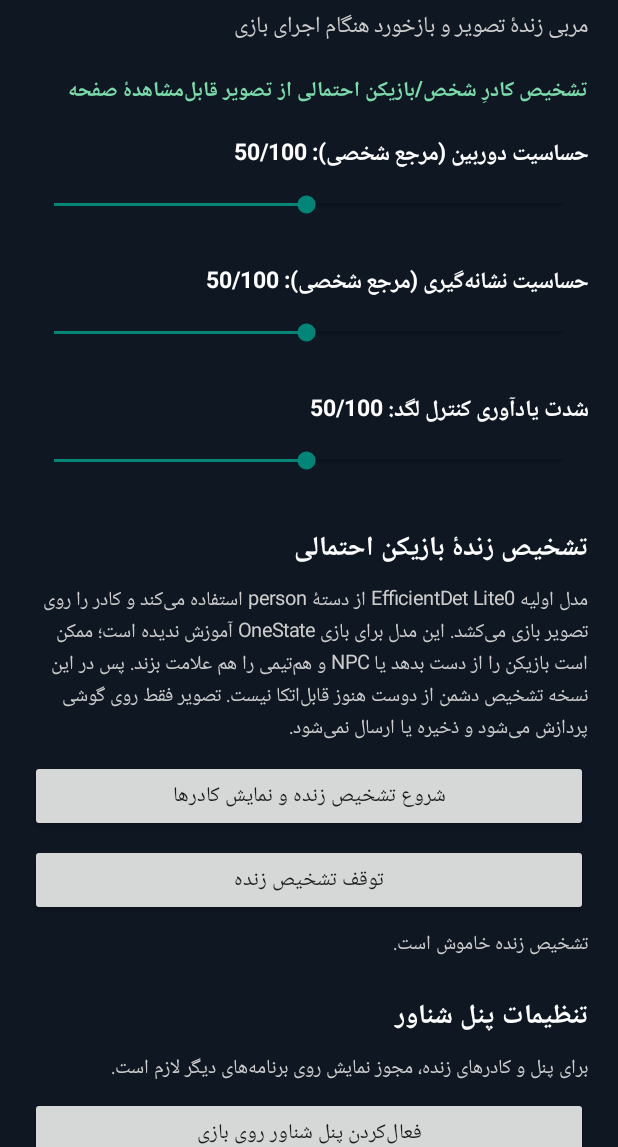
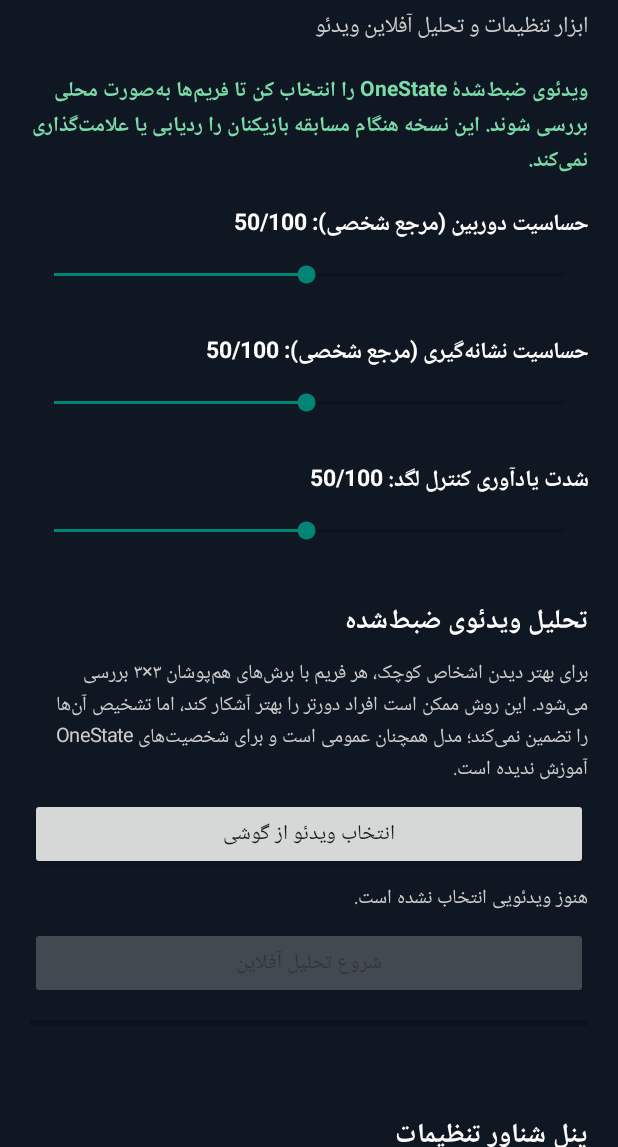
Before and after one commit to Iman-Rashidi/onestate-aim-coach, an Android app: the screen it shows after launch (MainActivity), on a phone screen of 412 x 824 dp, the part 89-1236 px from its top. Run offline under Robolectric (Android 15) with nearby library versions, the phone set to English and light mode, and no system bars.

Commit message:
Replace MainActivity with recorded-video workflow

```diff
--- a/app/src/main/java/com/iman/onestateaimcoach/MainActivity.java
+++ b/app/src/main/java/com/iman/onestateaimcoach/MainActivity.java
@@ -2,28 +2,38 @@ package com.iman.onestateaimcoach;
 
 import android.app.Activity;
 import android.content.Intent;
+import android.database.Cursor;
 import android.graphics.Color;
-import android.media.projection.MediaProjectionManager;
 import android.net.Uri;
-import android.os.Build;
 import android.os.Bundle;
+import android.provider.OpenableColumns;
 import android.provider.Settings;
 import android.view.Gravity;
+import android.view.View;
 import android.view.ViewGroup;
 import android.widget.Button;
 import android.widget.LinearLayout;
+import android.widget.ProgressBar;
 import android.widget.ScrollView;
 import android.widget.SeekBar;
 import android.widget.TextView;
 
+import java.util.concurrent.ExecutorService;
+import java.util.concurrent.Executors;
+
 public class MainActivity extends Activity {
     private static final String PREFS = "coach_settings";
     private static final int REQUEST_OVERLAY = 411;
-    private static final int REQUEST_CAPTURE = 412;
-    private static final String EXTRA_RESULT = "projection_result";
-    private static final String EXTRA_DATA = "projection_data";
+    private static final int REQUEST_VIDEO = 413;
+
     private TextView overlayStatus;
-    private TextView analysisStatus;
+    private TextView videoStatus;
+    private TextView videoResult;
+    private ProgressBar videoProgress;
+    private Button analyzeButton;
+    private Uri selectedVideo;
+    private boolean analyzing = false;
+    private final ExecutorService analysisExecutor = Executors.newSingleThreadExecutor();
 
     @Override
     protected void onCreate(Bundle savedInstanceState) {
@@ -39,103 +49,159 @@ public class MainActivity extends Activity {
         scroll.addView(root);
 
         root.addView(text("OneState Aim Coach", 26, Color.WHITE, true));
-        addTop(root, text("مربی زندهٔ تصویر و بازخورد هنگام اجرای بازی", 15, Color.LTGRAY, false), 5);
-        addTop(root, text("تشخیص کادرِ شخص/بازیکن احتمالی از تصویر قابل‌مشاهدهٔ صفحه", 14, Color.rgb(121, 220, 170), true), 18);
+        addTop(root, text("ابزار تنظیمات و تحلیل آفلاین ویدئو", 15, Color.LTGRAY, false), 5);
+        addTop(root, text(
+                "ویدئوی ضبط‌شدهٔ OneState را انتخاب کن تا فریم‌ها به‌صورت محلی بررسی شوند. " +
+                "این نسخه هنگام مسابقه بازیکنان را ردیابی یا علامت‌گذاری نمی‌کند.",
+                14, Color.rgb(121, 220, 170), true), 18);
 
         addSlider(root, "حساسیت دوربین (مرجع شخصی)", "camera_sensitivity", 50);
         addSlider(root, "حساسیت نشانه‌گیری (مرجع شخصی)", "aim_sensitivity", 50);
         addSlider(root, "شدت یادآوری کنترل لگد", "recoil_reminder", 50);
 
-        addTop(root, text("تشخیص زندهٔ بازیکن احتمالی", 18, Color.WHITE, true), 22);
+        addTop(root, text("تحلیل ویدئوی ضبط‌شده", 18, Color.WHITE, true), 24);
         addTop(root, text(
-                "مدل اولیه EfficientDet Lite0 از دستهٔ person استفاده می‌کند و کادر را روی تصویر بازی می‌کشد. " +
-                "این مدل برای بازی OneState آموزش ندیده است؛ ممکن است بازیکن را از دست بدهد یا NPC و هم‌تیمی را هم علامت بزند. " +
-                "پس در این نسخه تشخیص دشمن از دوست هنوز قابل‌اتکا نیست. تصویر فقط روی گوشی پردازش می‌شود و ذخیره یا ارسال نمی‌شود.",
+                "برای بهتر دیدن اشخاص کوچک، هر فریم با برش‌های هم‌پوشان ۳×۳ بررسی می‌شود. " +
+                "این روش ممکن است افراد دورتر را بهتر آشکار کند، اما تشخیص آن‌ها را تضمین نمی‌کند؛ " +
+                "مدل همچنان عمومی است و برای شخصیت‌های OneState آموزش ندیده است.",
                 13, Color.LTGRAY, false), 8);
 
-        Button startAnalysis = button("شروع تشخیص زنده و نمایش کادرها");
-        addTop(root, startAnalysis, 10);
-        startAnalysis.setOnClickListener(v -> requestLiveAnalysis());
+        Button selectVideo = button("انتخاب ویدئو از گوشی");
+        addTop(root, selectVideo, 8);
+        selectVideo.setOnClickListener(v -> chooseVideo());
 
-        Button stopAnalysis = button("توقف تشخیص زنده");
-        addTop(root, stopAnalysis, 8);
-        stopAnalysis.setOnClickListener(v -> stopService(new Intent(this, ScreenAnalysisService.class)));
+        videoStatus = text("هنوز ویدئویی انتخاب نشده است.", 13, Color.LTGRAY, false);
+        addTop(root, videoStatus, 8);
 
-        analysisStatus = text("", 13, Color.LTGRAY, false);
-        addTop(root, analysisStatus, 8);
+        analyzeButton = button("شروع تحلیل آفلاین");
+        analyzeButton.setEnabled(false);
+        addTop(root, analyzeButton, 8);
+        analyzeButton.setOnClickListener(v -> startVideoAnalysis());
 
-        addTop(root, text("تنظیمات پنل شناور", 18, Color.WHITE, true), 22);
+        videoProgress = new ProgressBar(this, null, android.R.attr.progressBarStyleHorizontal);
+        videoProgress.setMax(100);
+        videoProgress.setProgress(0);
+        addTop(root, videoProgress, 8);
+
+        videoResult = text("", 13, Color.WHITE, false);
+        videoResult.setTextIsSelectable(true);
+        addTop(root, videoResult, 10);
+
+        addTop(root, text("پنل شناور تنظیمات", 18, Color.WHITE, true), 24);
         overlayStatus = text("", 13, Color.LTGRAY, false);
         addTop(root, overlayStatus, 8);
 
-        Button startOverlay = button("فعال‌کردن پنل شناور روی بازی");
+        Button startOverlay = button("فعال‌کردن پنل شناور");
         addTop(root, startOverlay, 8);
         startOverlay.setOnClickListener(v -> enableOverlay());
 
-        Button stopOverlay = button("بستن پنل و کادرهای شناور");
+        Button stopOverlay = button("بستن پنل شناور");
         addTop(root, stopOverlay, 8);
-        stopOverlay.setOnClickListener(v -> stopService(new Intent(this, OverlayService.class)));
+        stopOverlay.setOnClickListener(v -> stopService(
+                new Intent(this, OverlayService.class)));
 
         addTop(root, text(
-                "برنامه ورودی بازی را کنترل نمی‌کند، نشانه را جابه‌جا نمی‌کند و شلیک خودکار ندارد. " +
-                "تشخیص فقط از پیکسل‌های قابل‌مشاهدهٔ صفحه است و هیچ اطلاعاتی از پشت دیوار یا حافظهٔ بازی نمی‌خواند.",
+                "پنل شناور در حالت جمع‌شده به شکل دایرهٔ کوچک نمایش داده می‌شود. " +
+                "برنامه ورودی بازی، نشانه‌گیری یا شلیک را کنترل نمی‌کند.",
                 12, Color.rgb(180, 190, 202), false), 18);
 
         setContentView(scroll);
         refreshStatus();
     }
 
-    @Override
-    protected void onResume() {
-        super.onResume();
-        refreshStatus();
-    }
-
-    private void requestLiveAnalysis() {
-        if (!Settings.canDrawOverlays(this)) {
-            if (analysisStatus != null) {
-                analysisStatus.setText("ابتدا اجازهٔ پنل شناور را فعال کن؛ سپس دوباره شروع را بزن.");
-            }
-            enableOverlay();
-            return;
-        }
-        startOverlayService();
-        MediaProjectionManager manager =
-                (MediaProjectionManager) getSystemService(MEDIA_PROJECTION_SERVICE);
-        startActivityForResult(manager.createScreenCaptureIntent(), REQUEST_CAPTURE);
+    private void chooseVideo() {
+        Intent intent = new Intent(Intent.ACTION_OPEN_DOCUMENT);
+        intent.addCategory(Intent.CATEGORY_OPENABLE);
+        intent.setType("video/*");
+        startActivityForResult(intent, REQUEST_VIDEO);
     }
 
     @Override
     protected void onActivityResult(int requestCode, int resultCode, Intent data) {
         super.onActivityResult(requestCode, resultCode, data);
+
+        if (requestCode == REQUEST_VIDEO) {
+            if (resultCode == RESULT_OK && data != null && data.getData() != null) {
+                selectedVideo = data.getData();
+                try {
+                    getContentResolver().takePersistableUriPermission(
+                            selectedVideo, Intent.FLAG_GRANT_READ_URI_PERMISSION);
+                } catch (Exception ignored) {
+                    // Some document providers do not offer persistable grants.
+                }
+                analyzeButton.setEnabled(!analyzing);
+                videoStatus.setText("ویدئوی انتخاب‌شده: " + getDisplayName(selectedVideo));
+                videoResult.setText("");
+                videoProgress.setProgress(0);
+            }
+            return;
+        }
+
         if (requestCode == REQUEST_OVERLAY) {
             if (Settings.canDrawOverlays(this)) {
                 startOverlayService();
-                if (analysisStatus != null) {
-                    analysisStatus.setText("مجوز پنل فعال شد؛ دوباره دکمهٔ شروع تشخیص را بزن.");
+                if (overlayStatus != null) {
+                    overlayStatus.setText("مجوز فعال شد؛ پنل شناور آماده است.");
                 }
             }
             refreshStatus();
-            return;
         }
+    }
 
-        if (requestCode == REQUEST_CAPTURE) {
-            if (resultCode == RESULT_OK && data != null) {
-                Intent service = new Intent(this, ScreenAnalysisService.class);
-                service.putExtra(EXTRA_RESULT, resultCode);
-                service.putExtra(EXTRA_DATA, data);
-                if (Build.VERSION.SDK_INT >= Build.VERSION_CODES.O) {
-                    startForegroundService(service);
-                } else {
-                    startService(service);
-                }
-                if (analysisStatus != null) {
-                    analysisStatus.setText("اجازه صادر شد؛ مدل روی تصویر زنده اجرا می‌شود.");
-                }
-            } else if (analysisStatus != null) {
-                analysisStatus.setText("اجازهٔ ضبط صفحه داده نشد؛ تشخیص شروع نشد.");
+    private String getDisplayName(Uri uri) {
+        Cursor cursor = null;
+        try {
+            cursor = getContentResolver().query(
+                    uri, new String[]{OpenableColumns.DISPLAY_NAME}, null, null, null);
+            if (cursor != null && cursor.moveToFirst()) {
+                int index = cursor.getColumnIndex(OpenableColumns.DISPLAY_NAME);
+                if (index >= 0) return cursor.getString(index);
             }
+        } catch (Exception ignored) {
+        } finally {
+            if (cursor != null) cursor.close();
         }
+        return "ویدئوی انتخاب‌شده";
+    }
+
+    private void startVideoAnalysis() {
+        if (selectedVideo == null || analyzing) return;
+
+        analyzing = true;
+        analyzeButton.setEnabled(false);
+        videoProgress.setProgress(0);
+        videoResult.setText("");
+        videoStatus.setText("در حال آماده‌سازی تحلیل محلی...");
+        final Uri uri = selectedVideo;
+
+        analysisExecutor.execute(() -> {
+            try {
+                VideoAnalysisTask.Report report = VideoAnalysisTask.analyze(
+                        getApplicationContext(), uri,
+                        (processed, total, timestampMs, peopleCount) -> runOnUiThread(() -> {
+                            int percent = total <= 0 ? 0 : (processed * 100 / total);
+                            videoProgress.setProgress(percent);
+                            videoStatus.setText("تحلیل آفلاین: " + percent + "% | فریم " +
+                                    processed + " از " + total);
+                        }));
+
+                runOnUiThread(() -> {
+                    videoProgress.setProgress(100);
+                    videoStatus.setText("تحلیل کامل شد: " + getDisplayName(uri));
+                    videoResult.setText(report.toDisplayText());
+                    analyzing = false;
+                    analyzeButton.setEnabled(selectedVideo != null);
+                });
+            } catch (Exception error) {
+                runOnUiThread(() -> {
+                    videoStatus.setText("تحلیل انجام نشد.");
+                    videoResult.setText("خطا: " +
+                            (error.getMessage() == null ? "فایل یا مدل قابل‌خواندن نیست." : error.getMessage()));
+                    analyzing = false;
+                    analyzeButton.setEnabled(selectedVideo != null);
+                });
+            }
+        });
     }
 
     private void enableOverlay() {
@@ -151,7 +217,7 @@ public class MainActivity extends Activity {
 
     private void startOverlayService() {
         Intent service = new Intent(this, OverlayService.class);
-        if (Build.VERSION.SDK_INT >= Build.VERSION_CODES.O) {
+        if (android.os.Build.VERSION.SDK_INT >= android.os.Build.VERSION_CODES.O) {
             startForegroundService(service);
         } else {
             startService(service);
@@ -162,16 +228,7 @@ public class MainActivity extends Activity {
         if (overlayStatus != null) {
             overlayStatus.setText(Settings.canDrawOverlays(this)
                     ? "مجوز نمایش روی برنامه‌های دیگر فعال است."
-                    : "برای پنل و کادرهای زنده، مجوز نمایش روی برنامه‌های دیگر لازم است.");
-        }
-        if (analysisStatus != null) {
-            if (ScreenMotionState.active) {
-                int count = ScreenMotionState.detectedPlayers == null
-                        ? 0 : ScreenMotionState.detectedPlayers.length;
-                analysisStatus.setText("تشخیص فعال | کاندیدای شخص/بازیکن: " + count);
-            } else {
-                analysisStatus.setText("تشخیص زنده خاموش است.");
-            }
+                    : "برای نمایش پنل شناور، مجوز نمایش روی برنامه‌های دیگر لازم است.");
         }
     }
 
@@ -189,7 +246,8 @@ public class MainActivity extends Activity {
             @Override public void onProgressChanged(SeekBar seekBar, int progress, boolean fromUser) {
                 int value = progress + 1;
                 updateSliderLabel(label, caption, value);
-                if (fromUser) getSharedPreferences(PREFS, MODE_PRIVATE).edit().putInt(key, value).apply();
+                if (fromUser) getSharedPreferences(PREFS, MODE_PRIVATE)
+                        .edit().putInt(key, value).apply();
             }
             @Override public void onStartTrackingTouch(SeekBar seekBar) {}
             @Override public void onStopTrackingTouch(SeekBar seekBar) {}
@@ -217,7 +275,7 @@ public class MainActivity extends Activity {
         return t;
     }
 
-    private void addTop(LinearLayout root, android.view.View view, int marginDp) {
+    private void addTop(LinearLayout root, View view, int marginDp) {
         LinearLayout.LayoutParams p = new LinearLayout.LayoutParams(
                 ViewGroup.LayoutParams.MATCH_PARENT, ViewGroup.LayoutParams.WRAP_CONTENT);
         p.topMargin = dp(marginDp);
@@ -227,4 +285,10 @@ public class MainActivity extends Activity {
     private int dp(int value) {
         return Math.round(value * getResources().getDisplayMetrics().density);
     }
+
+    @Override
+    protected void onDestroy() {
+        analysisExecutor.shutdownNow();
+        super.onDestroy();
+    }
 }
```
